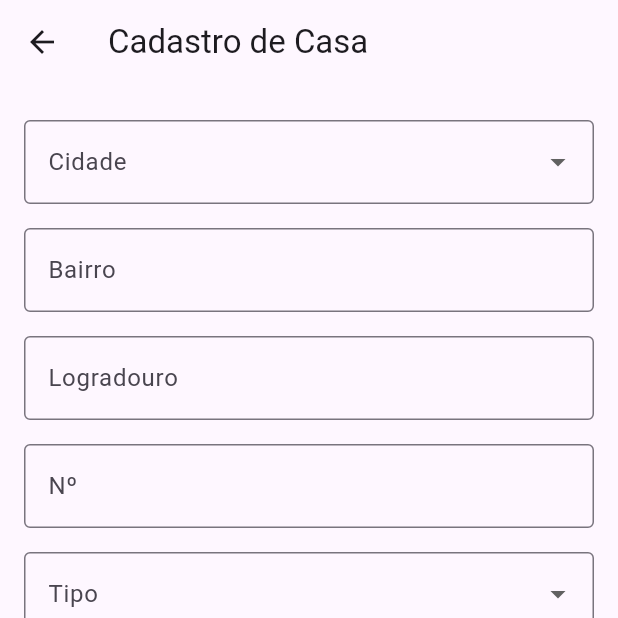
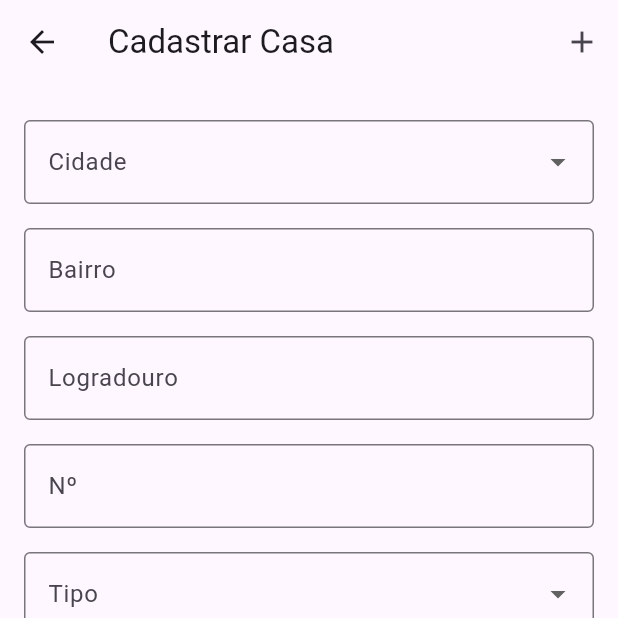
Before and after one commit to ThallesSorrilha/Projeto_Corretora, a Flutter app: the FormCasa screen opened by its route, on a phone screen of 412 x 824 dp, the top half of it. Run offline on Flutter 3.47's test engine with Material 3 defaults, Android fonts, the phone set to English and light mode, and no system bars; our stand-ins replace mask_text_input_formatter.

Commit message:
feat(app_bar_salvar & form_casa): adicionandométodo para salvar dados

```diff
--- /dev/null
+++ b/lib/componentes/app_bar_salvar.dart
@@ -0,0 +1,32 @@
+import 'package:flutter/material.dart';
+
+class AppBarSalvar extends StatelessWidget implements PreferredSizeWidget {
+  final String titulo;
+  final VoidCallback aoSalvar;
+  final String dicaAcao;
+
+  const AppBarSalvar({
+    Key? key,
+    required this.titulo,
+    required this.aoSalvar,
+    this.dicaAcao = 'Salvar',
+  }) : super(key: key);
+
+  @override
+  Widget build(BuildContext context) {
+    return AppBar(
+      // A seta de voltar aparece automaticamente se houver rota anterior
+      title: Text(titulo),
+      actions: [
+        IconButton(
+          onPressed: aoSalvar,
+          icon: const Icon(Icons.add),
+          tooltip: dicaAcao,
+        ),
+      ],
+    );
+  }
+
+  @override
+  Size get preferredSize => const Size.fromHeight(kToolbarHeight);
+}
```
Also changed, not shown: lib/telas/form_casa.dart (+39 -1 lines).
